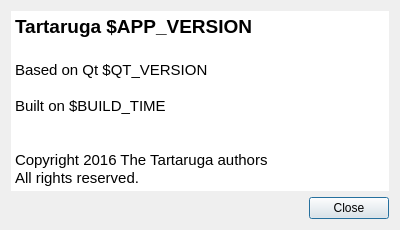
Above: forms/helpdialog.ui from damaki/Turtyl before the change. Below: the same form after it.
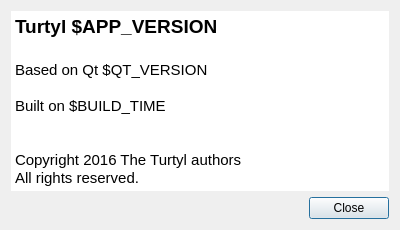
That is the form after the change.

Commit message: Rename to Turtyl

Patch:
```diff
--- a/forms/helpdialog.ui
+++ b/forms/helpdialog.ui
@@ -51,14 +51,14 @@
 &lt;html&gt;&lt;head&gt;&lt;meta name=&quot;qrichtext&quot; content=&quot;1&quot; /&gt;&lt;style type=&quot;text/css&quot;&gt;
 p, li { white-space: pre-wrap; }
 &lt;/style&gt;&lt;/head&gt;&lt;body style=&quot; font-family:'Ubuntu'; font-size:11pt; font-weight:400; font-style:normal;&quot;&gt;
-&lt;p style=&quot; margin-top:0px; margin-bottom:0px; margin-left:0px; margin-right:0px; -qt-block-indent:0; text-indent:0px;&quot;&gt;&lt;span style=&quot; font-size:14pt; font-weight:600;&quot;&gt;Tartaruga $APP_VERSION&lt;/span&gt;&lt;/p&gt;
+&lt;p style=&quot; margin-top:0px; margin-bottom:0px; margin-left:0px; margin-right:0px; -qt-block-indent:0; text-indent:0px;&quot;&gt;&lt;span style=&quot; font-size:14pt; font-weight:600;&quot;&gt;Turtyl $APP_VERSION&lt;/span&gt;&lt;/p&gt;
 &lt;p style=&quot;-qt-paragraph-type:empty; margin-top:0px; margin-bottom:0px; margin-left:0px; margin-right:0px; -qt-block-indent:0; text-indent:0px; font-size:14pt; font-weight:600;&quot;&gt;&lt;br /&gt;&lt;/p&gt;
 &lt;p style=&quot; margin-top:0px; margin-bottom:0px; margin-left:0px; margin-right:0px; -qt-block-indent:0; text-indent:0px;&quot;&gt;Based on Qt $QT_VERSION&lt;/p&gt;
 &lt;p style=&quot;-qt-paragraph-type:empty; margin-top:0px; margin-bottom:0px; margin-left:0px; margin-right:0px; -qt-block-indent:0; text-indent:0px;&quot;&gt;&lt;br /&gt;&lt;/p&gt;
 &lt;p style=&quot; margin-top:0px; margin-bottom:0px; margin-left:0px; margin-right:0px; -qt-block-indent:0; text-indent:0px;&quot;&gt;Built on $BUILD_TIME&lt;/p&gt;
 &lt;p style=&quot;-qt-paragraph-type:empty; margin-top:0px; margin-bottom:0px; margin-left:0px; margin-right:0px; -qt-block-indent:0; text-indent:0px;&quot;&gt;&lt;br /&gt;&lt;/p&gt;
 &lt;p style=&quot;-qt-paragraph-type:empty; margin-top:0px; margin-bottom:0px; margin-left:0px; margin-right:0px; -qt-block-indent:0; text-indent:0px;&quot;&gt;&lt;br /&gt;&lt;/p&gt;
-&lt;p style=&quot; margin-top:0px; margin-bottom:0px; margin-left:0px; margin-right:0px; -qt-block-indent:0; text-indent:0px;&quot;&gt;Copyright 2016 The Tartaruga authors&lt;/p&gt;
+&lt;p style=&quot; margin-top:0px; margin-bottom:0px; margin-left:0px; margin-right:0px; -qt-block-indent:0; text-indent:0px;&quot;&gt;Copyright 2016 The Turtyl authors&lt;/p&gt;
 &lt;p style=&quot; margin-top:0px; margin-bottom:0px; margin-left:0px; margin-right:0px; -qt-block-indent:0; text-indent:0px;&quot;&gt;All rights reserved.&lt;/p&gt;&lt;/body&gt;&lt;/html&gt;</string>
      </property>
      <property name="textInteractionFlags">
```
Left out of the diff: 2 changed lines with no effect on the pictures. The commit also changes 16 other files.
